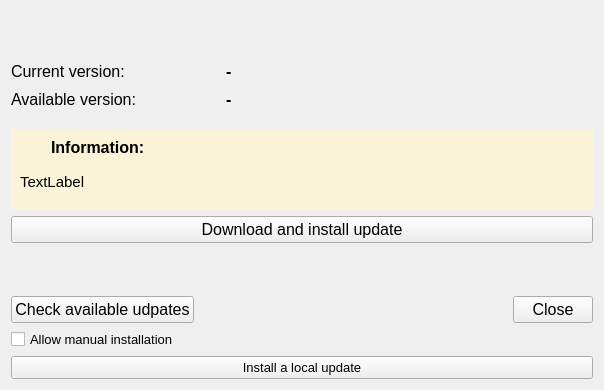
First picture: the form in BrokenTC2/Update/UpdateHandler.ui, repository BrokenGameNoob/BrokenTC2, before the edit.
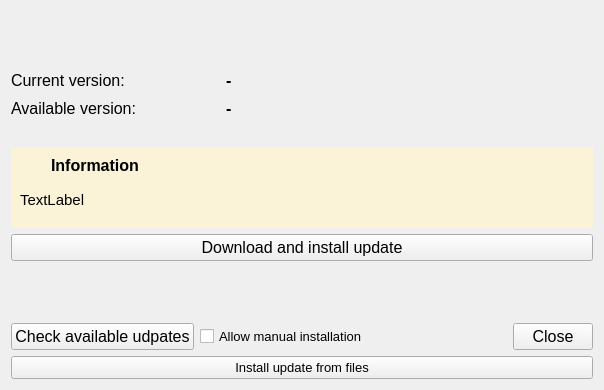
Second picture: the form after the edit.

Commit message: Added repeated notification count

The edit to the form file:
```diff
--- a/BrokenTC2/Update/UpdateHandler.ui
+++ b/BrokenTC2/Update/UpdateHandler.ui
@@ -46,45 +46,6 @@
      </property>
     </widget>
    </item>
-   <item row="8" column="3">
-    <layout class="QHBoxLayout" name="hlay_pbbox">
-     <item>
-      <spacer name="horizontalSpacer">
-       <property name="orientation">
-        <enum>Qt::Horizontal</enum>
-       </property>
-       <property name="sizeHint" stdset="0">
-        <size>
-         <width>40</width>
-         <height>20</height>
-        </size>
-       </property>
-      </spacer>
-     </item>
-     <item>
-      <widget class="QPushButton" name="pb_close">
-       <property name="sizePolicy">
-        <sizepolicy hsizetype="Maximum" vsizetype="Fixed">
-         <horstretch>0</horstretch>
-         <verstretch>0</verstretch>
-        </sizepolicy>
-       </property>
-       <property name="text">
-        <string>Close</string>
-       </property>
-       <property name="autoDefault">
-        <bool>true</bool>
-       </property>
-       <property name="default">
-        <bool>false</bool>
-       </property>
-       <property name="flat">
-        <bool>false</bool>
-       </property>
-      </widget>
-     </item>
-    </layout>
-   </item>
    <item row="5" column="0" colspan="4">
     <widget class="QWidget" name="widget_infoBox" native="true">
      <property name="styleSheet">
@@ -133,7 +94,7 @@
            <string notr="true"/>
           </property>
           <property name="text">
-           <string>Information:</string>
+           <string>Information</string>
           </property>
          </widget>
         </item>
@@ -287,19 +248,6 @@
      </property>
     </widget>
    </item>
-   <item row="9" column="0" colspan="4">
-    <widget class="QCheckBox" name="cb_allowManualInstallation">
-     <property name="font">
-      <font>
-       <pointsize>10</pointsize>
-       <bold>false</bold>
-      </font>
-     </property>
-     <property name="text">
-      <string>Allow manual installation</string>
-     </property>
-    </widget>
-   </item>
    <item row="7" column="0">
     <spacer name="verticalSpacer">
      <property name="orientation">
@@ -322,10 +270,62 @@
       </font>
      </property>
      <property name="text">
-      <string>Install a local update</string>
+      <string>Install update from files</string>
      </property>
     </widget>
    </item>
+   <item row="8" column="1" colspan="3">
+    <layout class="QHBoxLayout" name="hlay_pbbox">
+     <item>
+      <widget class="QCheckBox" name="cb_allowManualInstallation">
+       <property name="font">
+        <font>
+         <pointsize>10</pointsize>
+         <bold>false</bold>
+        </font>
+       </property>
+       <property name="text">
+        <string>Allow manual installation</string>
+       </property>
+      </widget>
+     </item>
+     <item>
+      <spacer name="horizontalSpacer">
+       <property name="orientation">
+        <enum>Qt::Horizontal</enum>
+       </property>
+       <property name="sizeHint" stdset="0">
+        <size>
+         <width>40</width>
+         <height>20</height>
+        </size>
+       </property>
+      </spacer>
+     </item>
+     <item>
+      <widget class="QPushButton" name="pb_close">
+       <property name="sizePolicy">
+        <sizepolicy hsizetype="Maximum" vsizetype="Fixed">
+         <horstretch>0</horstretch>
+         <verstretch>0</verstretch>
+        </sizepolicy>
+       </property>
+       <property name="text">
+        <string>Close</string>
+       </property>
+       <property name="autoDefault">
+        <bool>true</bool>
+       </property>
+       <property name="default">
+        <bool>false</bool>
+       </property>
+       <property name="flat">
+        <bool>false</bool>
+       </property>
+      </widget>
+     </item>
+    </layout>
+   </item>
   </layout>
  </widget>
  <resources/>
```
The commit also changes 2 other files.
